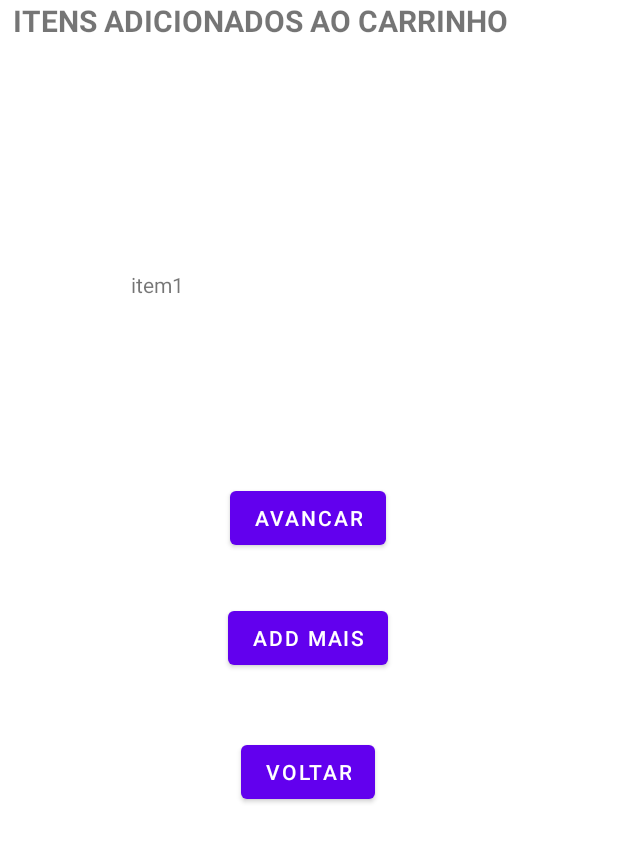
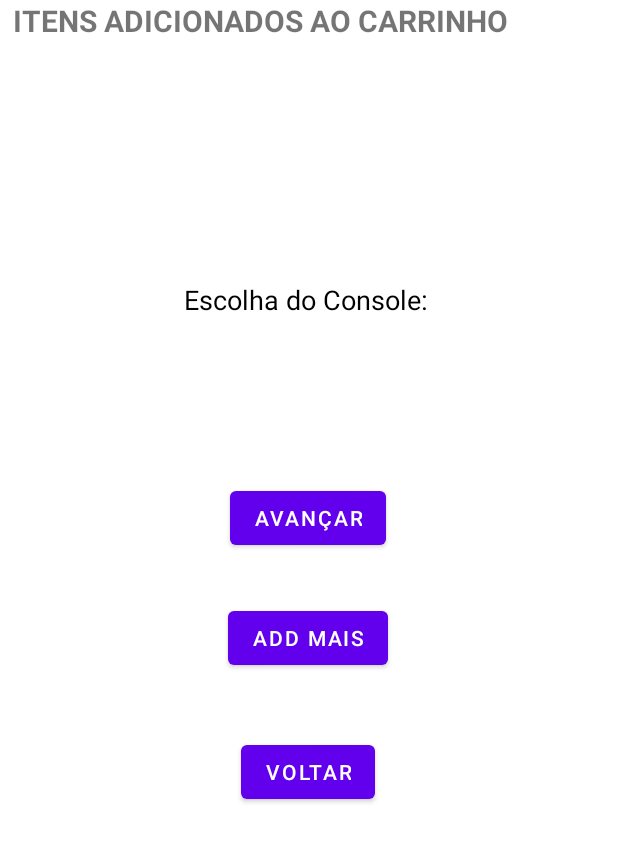
Before and after one commit to Dnakalfa/App-para-Locar-Consoles-Kotlin, an Android app: the layout carrinho_compras.xml on its own in the app's theme, with its tools: preview values and no code run, on a phone screen of 412 x 824 dp. Shown: the top 842 px of the screen. Run offline under Robolectric (Android 15) with nearby library versions, the phone set to English and light mode, and no system bars.

Commit message:
algumas melhorias e enlaces

```diff
--- a/app/src/main/res/layout/carrinho_compras.xml
+++ b/app/src/main/res/layout/carrinho_compras.xml
@@ -21,11 +21,13 @@
         android:layout_width="wrap_content"
         android:layout_height="wrap_content"
         android:layout_marginTop="244dp"
-        android:text="AVANCAR"
+        android:text="AVANÇAR"
         app:layout_constraintEnd_toEndOf="parent"
         app:layout_constraintHorizontal_bias="0.498"
         app:layout_constraintStart_toStartOf="parent"
-        app:layout_constraintTop_toBottomOf="@+id/textView4" />
+        app:layout_constraintTop_toBottomOf="@+id/textView4"
+        android:onClick="avancar"
+        />
 
     <Button
         android:id="@+id/button2"
@@ -36,7 +38,9 @@
         app:layout_constraintEnd_toEndOf="parent"
         app:layout_constraintHorizontal_bias="0.498"
         app:layout_constraintStart_toStartOf="parent"
-        app:layout_constraintTop_toBottomOf="@+id/button" />
+        app:layout_constraintTop_toBottomOf="@+id/button"
+        android:onClick="addMais"
+        />
 
     <Button
         android:id="@+id/button3"
@@ -48,15 +52,24 @@
         app:layout_constraintHorizontal_bias="0.498"
         app:layout_constraintStart_toStartOf="parent"
         app:layout_constraintTop_toBottomOf="@+id/button2"
-        app:layout_constraintVertical_bias="0.126" />
+        app:layout_constraintVertical_bias="0.126"
+        android:onClick="voltar"
+        />
+
+
 
     <TextView
-        android:id="@+id/itemAdd1"
-        android:layout_width="238dp"
-        android:layout_height="39dp"
-        android:text="item1"
+        android:id="@+id/escolhaConsoleTextView"
+        android:layout_width="wrap_content"
+        android:layout_height="wrap_content"
+        android:layout_centerHorizontal="true"
+        android:text="Escolha do Console: "
+        android:textColor="@android:color/black"
+        android:textSize="18sp"
         app:layout_constraintBottom_toTopOf="@+id/button"
         app:layout_constraintEnd_toEndOf="parent"
         app:layout_constraintStart_toStartOf="parent"
         app:layout_constraintTop_toBottomOf="@+id/textView4" />
+
+
 </androidx.constraintlayout.widget.ConstraintLayout>
```
Also changed, not shown: app/src/main/java/games/consoleloc/CarrinhoActivity.kt (+7 -13 lines), app/src/main/java/games/consoleloc/ui/gallery/GalleryFragment.kt (+1 -33 lines), app/src/main/java/games/consoleloc/ui/gallery/GalleryViewModel.kt (+38 -6 lines).
